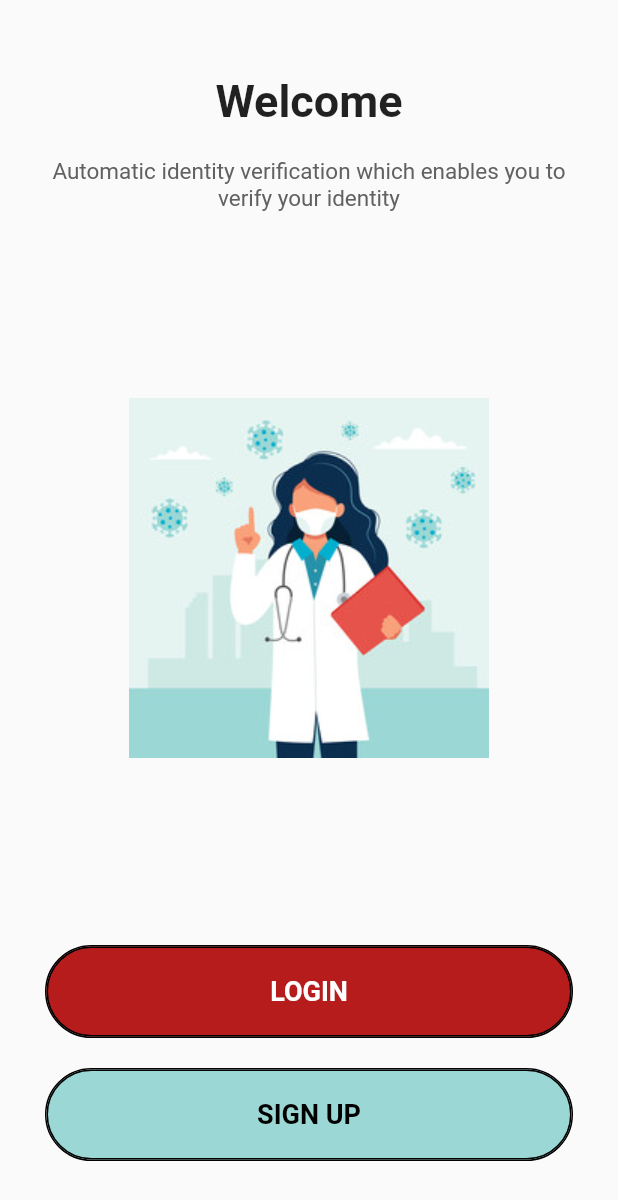
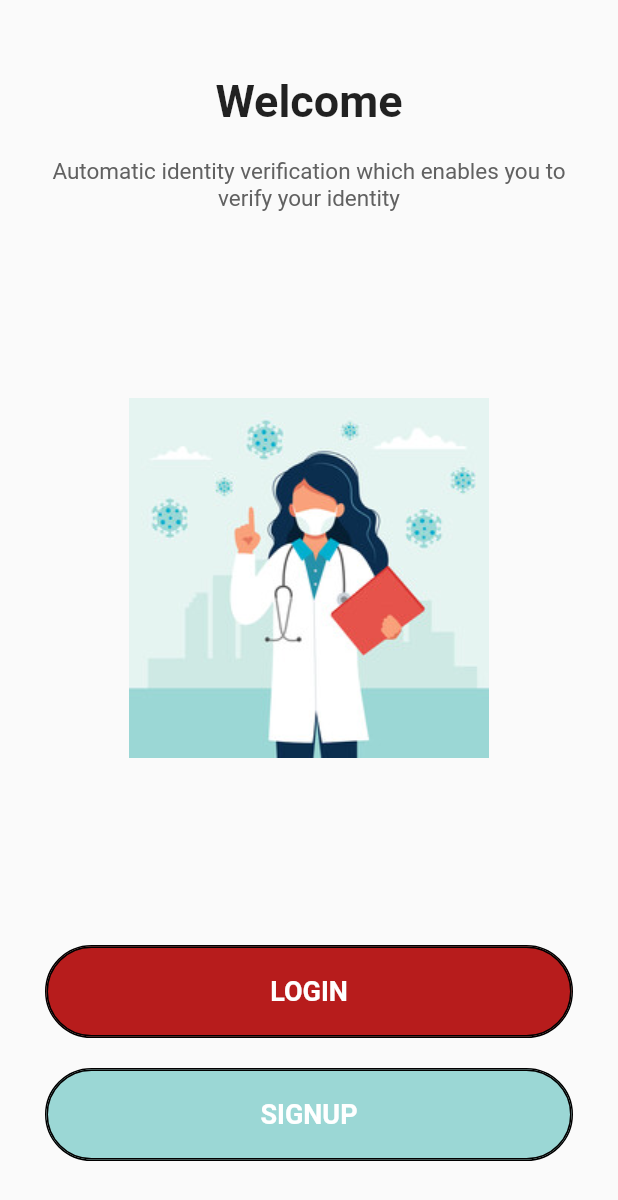
Before and after one commit to Aanchol/Pashe-Achi, a Flutter app: the WelcomeScreen screen opened directly, on a phone screen of 412 x 824 dp. Shown: the top 1200 px of the screen. Run offline on Flutter 3.47's test engine with Material 2 defaults, Android fonts, the light colour scheme and no system bars; our stand-ins replace font_awesome_flutter.

Commit message:
welcome screen updated and login page started

```diff
--- a/lib/Pages/home_page.dart
+++ b/lib/Pages/home_page.dart
@@ -34,7 +34,11 @@ class _HomePageState extends State<HomePage> {
                   decoration: BoxDecoration(
                       color: Colors.white,
                       borderRadius:
-                          BorderRadius.vertical(bottom: Radius.circular(30))),
+                          BorderRadius.vertical(bottom: Radius.circular(30),),
+                    boxShadow: [
+                      BoxShadow(color: Colors.grey, blurRadius: 12.0),
+                    ],
+                  ),
                   padding: EdgeInsets.all(20.0),
                   child: Column(
                     crossAxisAlignment: CrossAxisAlignment.start,
--- a/lib/Pages/welcome_screen.dart
+++ b/lib/Pages/welcome_screen.dart
@@ -1,8 +1,14 @@
 import 'package:flutter/material.dart';
+import 'package:pashe_achi/common_widget/welcomepg_button.dart';
 
-class WelcomeScreen extends StatelessWidget {
+class WelcomeScreen extends StatefulWidget {
   const WelcomeScreen({Key? key}) : super(key: key);
 
+  @override
+  State<WelcomeScreen> createState() => _WelcomeScreenState();
+}
+
+class _WelcomeScreenState extends State<WelcomeScreen> {
   @override
   Widget build(BuildContext context) {
     return Scaffold(
@@ -47,72 +53,9 @@ class WelcomeScreen extends StatelessWidget {
               ),
               Column(
                 children: [
-                  Container(
-                    decoration: BoxDecoration(
-                        borderRadius: BorderRadius.circular(50),
-                        border: Border(
-                          bottom: BorderSide(color: Colors.black),
-                          top: BorderSide(color: Colors.black),
-                          left: BorderSide(color: Colors.black),
-                          right: BorderSide(color: Colors.black),
-                        )
-                    ),
-                    child: MaterialButton(
-                      minWidth: double.infinity,
-                      height: 60,
-                      onPressed: () {},
-                      color: Colors.red.shade900,
-                      elevation: 0,
-                      shape: RoundedRectangleBorder(
-                        side: BorderSide(
-                          color: Colors.black,
-                        ),
-                        borderRadius: BorderRadius.circular(50),
-                      ),
-                      child: Text(
-                        "LOGIN",
-                        style: TextStyle(
-                          fontWeight: FontWeight.w600,
-                          fontSize: 18,
-                          color: Colors.white,
-                        ),
-                      ),
-                    ),
-                  ),
+                  WelcomepgButton(btncolor: Color(0xFFB71C1C), btnlabel: "LOGIN",),
                   SizedBox(height: 20,),
-                  Container(
-                    //padding: EdgeInsets.only(top: 3, left: 3),
-                    decoration: BoxDecoration(
-                      borderRadius: BorderRadius.circular(50),
-                      border: Border(
-                        bottom: BorderSide(color: Colors.black),
-                        top: BorderSide(color: Colors.black),
-                        left: BorderSide(color: Colors.black),
-                        right: BorderSide(color: Colors.black),
-                      )
-                    ),
-                    child: MaterialButton(
-                      minWidth: double.infinity,
-                      height: 60,
-                      onPressed: () {},
-                      color: Color(0xFF9bd7d5),
-                      elevation: 0,
-                      shape: RoundedRectangleBorder(
-                        side: BorderSide(
-                          color: Colors.black,
-                        ),
-                        borderRadius: BorderRadius.circular(50),
-                      ),
-                      child: Text(
-                        "SIGN UP",
-                        style: TextStyle(
-                          fontWeight: FontWeight.w600,
-                          fontSize: 18,
-                          color: Colors.black,
-                        ),
-                      ),
-                    ),
-                  )
+                  WelcomepgButton(btncolor: Color(0xFF9bd7d5), btnlabel: "SIGNUP",),
                 ],
               )
             ],
@@ -122,3 +65,5 @@ class WelcomeScreen extends StatelessWidget {
     );
   }
 }
+
+//Color(0xFF9bd7d5)
--- a/lib/common_widget/homepage_container.dart
+++ b/lib/common_widget/homepage_container.dart
@@ -15,6 +15,9 @@ class HomePageContainer extends StatelessWidget {
         //borderRadius: BorderRadius.circular(100),
         shape: BoxShape.circle,
         color: color,
+        boxShadow: [
+          BoxShadow(color: Colors.black, blurRadius: 12.0),
+        ],
         gradient: LinearGradient(
           begin: Alignment.bottomRight,
             stops: [0.2,1.0],
--- /dev/null
+++ b/lib/common_widget/welcomepg_button.dart
@@ -0,0 +1,44 @@
+import 'package:flutter/material.dart';
+
+class WelcomepgButton extends StatelessWidget {
+  final Color? btncolor;
+  final String? btnlabel;
+
+  WelcomepgButton({@required this.btncolor, @required this.btnlabel});
+
+  @override
+  Widget build(BuildContext context) {
+    return Container(
+      decoration: BoxDecoration(
+          borderRadius: BorderRadius.circular(50),
+          border: Border(
+            bottom: BorderSide(color: Colors.black),
+            top: BorderSide(color: Colors.black),
+            left: BorderSide(color: Colors.black),
+            right: BorderSide(color: Colors.black),
+          )
+      ),
+      child: MaterialButton(
+        minWidth: double.infinity,
+        height: 60,
+        onPressed: () {},
+        color: btncolor,
+        elevation: 0,
+        shape: RoundedRectangleBorder(
+          side: BorderSide(
+            color: Colors.black,
+          ),
+          borderRadius: BorderRadius.circular(50),
+        ),
+        child: Text(
+          btnlabel!,
+          style: TextStyle(
+            fontWeight: FontWeight.w600,
+            fontSize: 18,
+            color: Colors.white,
+          ),
+        ),
+      ),
+    );
+  }
+}
--- a/lib/main.dart
+++ b/lib/main.dart
@@ -1,6 +1,7 @@
 import 'package:flutter/material.dart';
 
 import 'Pages/home_page.dart';
+import 'Pages/login_page.dart';
 import 'Pages/welcome_screen.dart';
 
 void main() {
@@ -15,7 +16,7 @@ class PasheAchiApp extends StatelessWidget {
       debugShowCheckedModeBanner: false,
 
       theme: ThemeData.light(),
-      home: WelcomeScreen(),
+      home: HomePage(),
     );
   }
 }
```
Also changed, not shown: lib/Pages/login_page.dart (added, +82 -0 lines), lib/common_widget/search_field.dart (+6 -2 lines).
